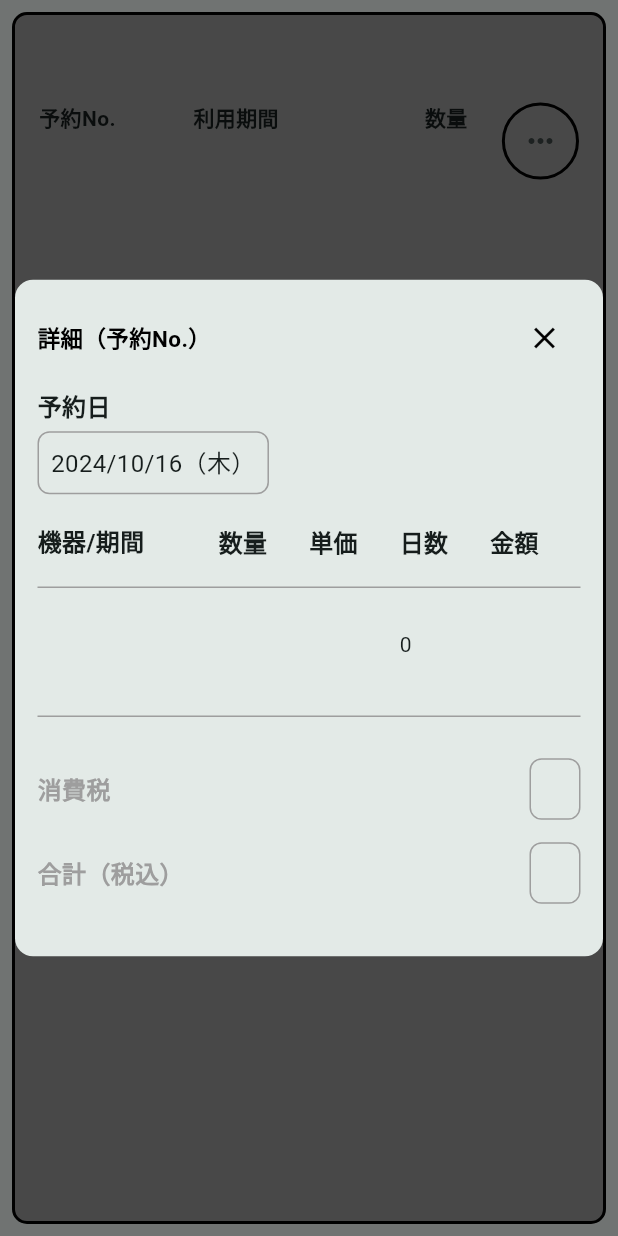
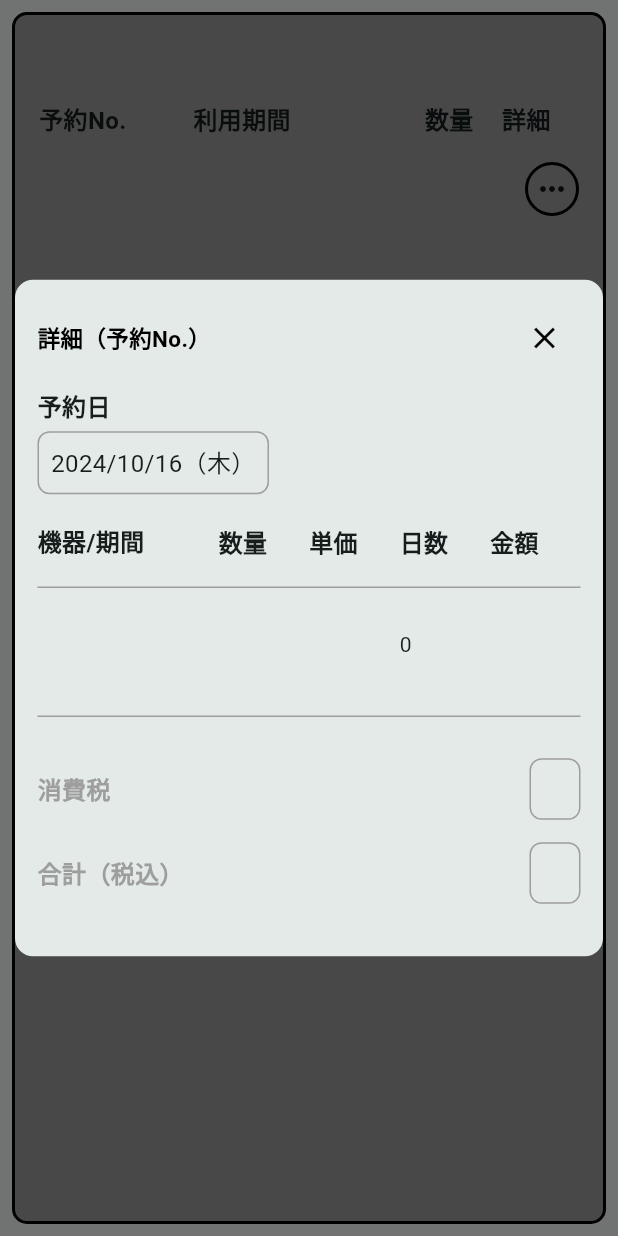
Before and after one commit to Paduvana/yotsuba_mobile, a Flutter app: the ReservationItemWidget widget shown alone on an empty page, opened directly with empty values, after a tap on the "keyboard control" icon, on a phone screen of 412 x 824 dp. Run offline on Flutter 3.47's test engine with Material 3 defaults, Android fonts, the phone set to English and light mode, and no system bars; our stand-ins replace flutter_secure_storage, image_picker; accounts and stored records are empty; network calls fail.

Commit message:
Handles refresh token while making API call and adjust icon button padding

```diff
--- a/lib/main.dart
+++ b/lib/main.dart
@@ -5,7 +5,7 @@ import 'package:yotsuba_mobile/services/AuthService.dart';
 
 void main() async {
   WidgetsFlutterBinding.ensureInitialized();
-  final token = await AuthService().getToken();
+  final token = await AuthService().getAccessToken();
   runApp(MyApp(initialRoute: token != null ? '/home' : '/'));
 }
 
--- a/lib/services/APIConstants.dart
+++ b/lib/services/APIConstants.dart
@@ -2,5 +2,6 @@ class ApiConstants {
   static const String baseUrl = 'http://127.0.0.1:8000/api/v1';
   static const String dashboardEndpoint = '$baseUrl/dashboard/';
   static const String loginEndpoint = '$baseUrl/login/';
+  static const String refreshTokenEndpoint = '$baseUrl/token/refresh/';
   static const String reservationEndpoint = '$baseUrl/reservation/';
 }
--- a/lib/services/LoginService.dart
+++ b/lib/services/LoginService.dart
@@ -26,9 +26,10 @@ Future<LoginResult> loginService(
     if (response.statusCode == 200) {
       final data = jsonDecode(utf8.decode(response.bodyBytes));
       final String? accessToken = data['access_token'];
+      final String? refreshToken = data['refresh_token'];
 
-      if (accessToken != null) {
-        await AuthService().storeToken(accessToken);
+      if (accessToken != null && refreshToken != null) {
+        await AuthService().storeToken(accessToken, refreshToken);
         return LoginResult.success;
       } else {
         _showErrorDialog(context, 'Failed to retrieve authentication tokens.');
--- a/lib/widgets/ReservationItemWidget.dart
+++ b/lib/widgets/ReservationItemWidget.dart
@@ -18,7 +18,7 @@ class ReservationItemWidget extends StatelessWidget {
   final String total;
 
   const ReservationItemWidget({
-    Key? key,
+    super.key,
     required this.title,
     required this.reservationNumber,
     required this.usagePeriod,
@@ -33,7 +33,7 @@ class ReservationItemWidget extends StatelessWidget {
     required this.amount,
     required this.consumptionTax,
     required this.total,
-  }) : super(key: key);
+  });
 
   @override
   Widget build(BuildContext context) {
@@ -50,23 +50,65 @@ class ReservationItemWidget extends StatelessWidget {
         children: [
           Text(
             title,
-            style: TextStyle(color: titleColor, fontSize: 18, fontWeight: FontWeight.bold),
+            style: TextStyle(
+                color: titleColor, fontSize: 18, fontWeight: FontWeight.bold),
           ),
           const SizedBox(height: 8.0),
           Table(
             columnWidths: const {
-              0: FlexColumnWidth(2),
-              1: FlexColumnWidth(3),
-              2: FlexColumnWidth(1),
-              3: FlexColumnWidth(1),
+              0: FlexColumnWidth(2), // More space for reservation number
+              1: FlexColumnWidth(3), // More space for usage period
+              2: FlexColumnWidth(1), // Less space for quantity
+              3: FlexColumnWidth(1), // Space for the button
             },
             children: [
+              // Header Row
               TableRow(
                 children: [
-                  _buildTableCell('予約No.', reservationNumber),
-                  _buildTableCell('利用期間', _formatUsagePeriod(usagePeriod)),
-                  _buildTableCell('数量', quantity),
-                  Padding(
+                  _buildHeaderCell('予約No.'),
+                  _buildHeaderCell('利用期間'),
+                  _buildHeaderCell('数量'),
+                  _buildHeaderCell('詳細'),
+                ],
+              ),
+              // Data Row
+              TableRow(
+                children: [
+                  _buildTableCell(reservationNumber),
+                  _buildTableCell(_formatUsagePeriod(usagePeriod)),
+                  _buildTableCell(quantity),
+                  _buildButtonCell(context), // Cell for the button
+                ],
+              ),
+            ],
+          ),
+        ],
+      ),
+    );
+  }
+
+  Widget _buildHeaderCell(String header) {
+    return Padding(
+      padding: const EdgeInsets.symmetric(vertical: 8.0),
+      child: Text(
+        header,
+        style: const TextStyle(fontWeight: FontWeight.bold, fontSize: 16.0),
+      ),
+    );
+  }
+
+  Widget _buildTableCell(String value) {
+    return Padding(
+      padding: const EdgeInsets.symmetric(vertical: 8.0),
+      child: Text(
+        value,
+        style: const TextStyle(fontSize: 14.0),
+      ),
+    );
+  }
+
+  Widget _buildButtonCell(BuildContext context) {
+    return Padding(
       padding: const EdgeInsets.symmetric(vertical: 8.0),
       child: Align(
         alignment: Alignment.centerRight,
@@ -75,9 +117,8 @@ class ReservationItemWidget extends StatelessWidget {
             shape: BoxShape.circle,
             border: Border.all(color: Colors.black, width: 2.0),
           ),
-                        child: IconButton(
-                          icon: const Icon(Icons.more_horiz),
-                          onPressed: () {
+          child: GestureDetector(
+            onTap: () {
               showDialog(
                 context: context,
                 builder: (BuildContext context) {
@@ -99,29 +140,13 @@ class ReservationItemWidget extends StatelessWidget {
                 },
               );
             },
+            child: const Padding(
+              padding: EdgeInsets.all(
+                  4.0), // Adjust this padding to control the space
+              child: Icon(Icons.more_horiz),
             ),
           ),
         ),
-                  ),
-                ],
-              ),
-            ],
-          ),
-        ],
-      ),
-    );
-  }
-
-  Widget _buildTableCell(String title, String value) {
-    return Padding(
-      padding: const EdgeInsets.symmetric(vertical: 8.0),
-      child: Column(
-        crossAxisAlignment: CrossAxisAlignment.start,
-        children: [
-          Text(title, style: const TextStyle(fontWeight: FontWeight.bold)),
-          const SizedBox(height: 4.0),
-          Text(value),
-        ],
       ),
     );
   }
```
Also changed, not shown: lib/screens/Dashboard.dart (+3 -17 lines), lib/services/AuthService.dart (+83 -4 lines), lib/services/DashboardService.dart (+6 -3 lines). Lines whose indentation alone changed are shown as unchanged.
